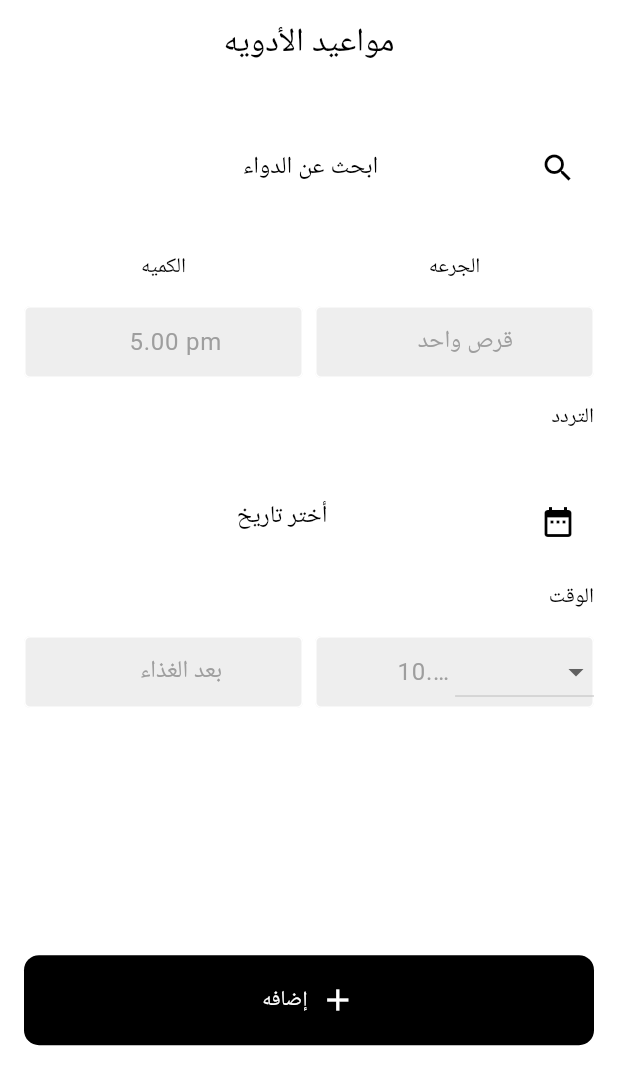
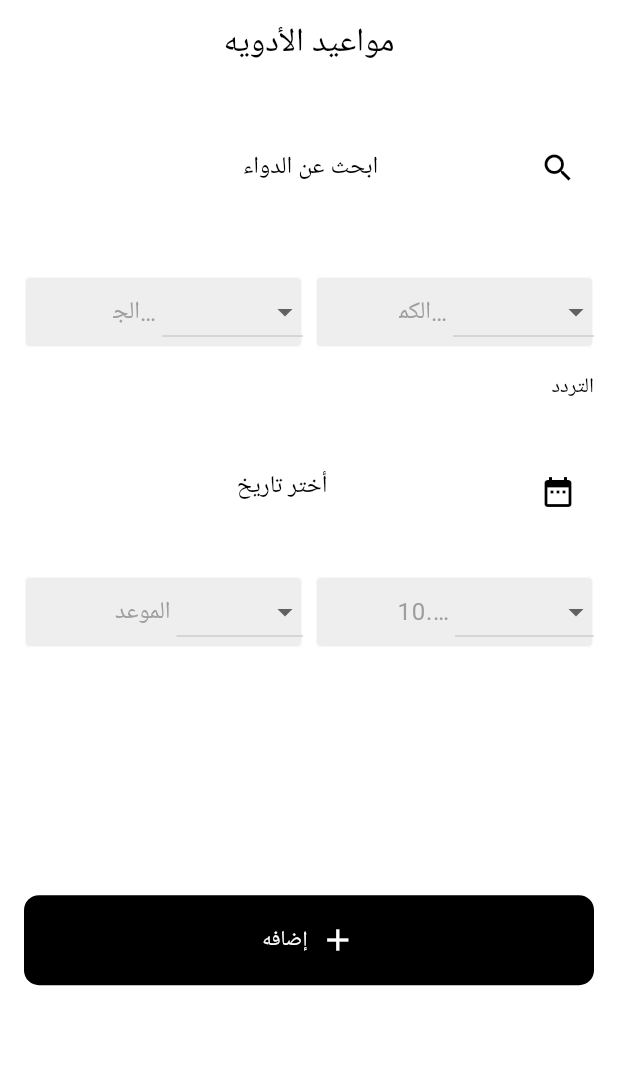
Before and after one commit to taha2901/Project_Graduation, a Flutter app: the AddAppointments screen opened by its route, on a phone screen of 412 x 824 dp. Shown: the top 1085 px of the screen. Run offline on Flutter 3.47's test engine with Material 3 defaults, Android fonts, the phone set to English and light mode, and no system bars; our stand-ins replace bloc, cloud_firestore, device_info_plus, easy_date_timeline, firebase_auth, firebase_core and 6 more; missing offline and left inert: flutter_barcode_scanner; accounts and stored records are empty; project files that could hold a hidden picture were left out.

Commit message:
drop list in text form field done

```diff
--- a/lib/widgets/custom_text_field.dart
+++ b/lib/widgets/custom_text_field.dart
@@ -1,104 +1,9 @@
-// import 'package:flutter/material.dart';
-
-// class CustomTextField extends StatefulWidget {
-//    CustomTextField({
-//     Key? key,
-//     this.hint,
-//     this.onChange,
-//     this.obscure = false,
-//     this.inputType,
-//     this.prefixIcon,
-//     this.suffixIcon,
-//     this.suffixPressed,
-//     this.ispassword,
-//     bool? isPassword,
-//     TextInputType? type,
-//     this.fillColor,
-//     this.showBorder = true,
-//     this.prefixText,
-//     this.onSubmitted,
-//     this.controller,
-//     this.prefixtext,
-//     this.suffixtext,
-//      this.centerTitle=false,
-//   }) : super(key: key);
-
-//   final bool showBorder;
-//   final Color? fillColor;
-//   final String? hint;
-//   final String? prefixText;
-//   final Function(String)? onChange;
-//   final Function(String)? onSubmitted;
-//   final bool? obscure;
-//   final TextInputType? inputType;
-//   // final IconData? prefixIcon;
-//   final Widget? prefixIcon;
-//   final IconData? suffixIcon;
-//   final VoidCallback? suffixPressed;
-//   final bool? ispassword;
-//   final TextEditingController? controller;
-//    String? suffixtext;
-//    String? prefixtext;
-//    bool? centerTitle;
-
-//   @override
-//   State<CustomTextField> createState() => _CustomTextFieldState();
-// }
-
-// class _CustomTextFieldState extends State<CustomTextField> {
-//   @override
-//   Widget build(BuildContext context) {
-//     return GestureDetector(
-//       child: TextFormField(
-//         textAlignVertical: TextAlignVertical.center,
-//         textAlign: TextAlign.end,
-//         controller: widget.controller,
-//         onTap: widget.suffixPressed,
-//         obscureText: widget.obscure!,
-//         keyboardType: widget.inputType,
-//         validator: (data) {
-//           if (data!.isEmpty) {
-//             return "Value Is Wrong";
-//           }
-//         },
-//         onChanged: widget.onChange,
-//         onFieldSubmitted: widget.onSubmitted,
-//         decoration: InputDecoration(
-//           filled: true,
-//           // fillColor: widget.fillColor,
-//           fillColor: Theme.of(context).colorScheme.secondary,
-//           hintText:widget.hint,
-//           hintStyle: TextStyle(color: Theme.of(context).colorScheme.primary),
-//           prefixText: widget.prefixText,
-//           contentPadding: const EdgeInsets.symmetric(horizontal: 50),
-//           enabledBorder: OutlineInputBorder(
-//             borderSide: BorderSide(color: Theme.of(context).colorScheme.tertiary)
-//           ),
-//            focusedBorder: OutlineInputBorder(
-//             borderSide: BorderSide(color: Theme.of(context).colorScheme.primary)
-//           ),
-
-//           border: widget.showBorder
-//               ? OutlineInputBorder(
-//                   borderRadius: BorderRadius.circular(10),
-//                 )
-//               : InputBorder.none,
-//           prefixIcon:
-//               widget.prefixIcon != null ? widget.prefixIcon : null,
-//           suffixIcon:
-//               widget.suffixIcon != null ? Icon(widget.suffixIcon) : null,
-
-//         ),
-//       ),
-//     );
-//   }
-// }
-
 import 'package:flutter/material.dart';
 
+// ignore: must_be_immutable
 class CustomTextField extends StatefulWidget {
   CustomTextField({
-    Key? key,
+    super.key,
     this.hint,
     this.onChange,
     this.obscure = false,
@@ -116,10 +21,14 @@ class CustomTextField extends StatefulWidget {
     this.controller,
     this.prefixtext,
     this.suffixtext,
-    this.centerTitle=false,
+    this.centerTitle = false,
     this.dropdownItems,
     this.onDropdownChanged,
-  }) : super(key: key);
+    this.textColor,
+    this.width,
+    this.height,
+    this.backgroundColor,
+  });
 
   final bool showBorder;
   final Color? fillColor;
@@ -138,7 +47,12 @@ class CustomTextField extends StatefulWidget {
   String? prefixtext;
   bool? centerTitle;
   final List<String>? dropdownItems;
-  final void Function(String?)? onDropdownChanged; // اجعل الوسيط ودالته اختياريين
+  final void Function(String?)?
+      onDropdownChanged; // اجعل الوسيط ودالته اختياريين
+  final Color? textColor;
+  final double? width;
+  final double? height;
+  final Color? backgroundColor;
 
   @override
   State<CustomTextField> createState() => _CustomTextFieldState();
@@ -148,6 +62,10 @@ class _CustomTextFieldState extends State<CustomTextField> {
   @override
   Widget build(BuildContext context) {
     return GestureDetector(
+      child: Container(
+        width: widget.width,
+        height: widget.height,
+        color: widget.backgroundColor,
         child: TextFormField(
           textAlignVertical: TextAlignVertical.center,
           textAlign: TextAlign.end,
@@ -170,18 +88,20 @@ class _CustomTextFieldState extends State<CustomTextField> {
             prefixText: widget.prefixText,
             contentPadding: const EdgeInsets.symmetric(horizontal: 50),
             enabledBorder: OutlineInputBorder(
-              borderSide: BorderSide(color: Theme.of(context).colorScheme.tertiary)
-          ),
+                borderSide:
+                    BorderSide(color: Theme.of(context).colorScheme.tertiary)),
             focusedBorder: OutlineInputBorder(
-              borderSide: BorderSide(color: Theme.of(context).colorScheme.primary)
-          ),
+                borderSide:
+                    BorderSide(color: Theme.of(context).colorScheme.primary)),
             border: widget.showBorder
                 ? OutlineInputBorder(
                     borderRadius: BorderRadius.circular(10),
                   )
                 : InputBorder.none,
             prefixIcon: widget.prefixIcon != null ? widget.prefixIcon : null,
-          suffixIcon: widget.dropdownItems != null ? DropdownButton( // استخدام drop-down button إذا كانت هناك قائمة منسدلة
+            suffixIcon: widget.dropdownItems != null
+                ? DropdownButton(
+                    // استخدام drop-down button إذا كانت هناك قائمة منسدلة
                     onChanged: widget.onDropdownChanged, // لاحظ التغيير هنا
                     items: widget.dropdownItems!.map((String value) {
                       return DropdownMenuItem<String>(
@@ -190,7 +110,9 @@ class _CustomTextFieldState extends State<CustomTextField> {
                       );
                     }).toList(),
                     value: widget.suffixtext,
-          ) : (widget.suffixIcon != null ? Icon(widget.suffixIcon) : null),
+                  )
+                : (widget.suffixIcon != null ? Icon(widget.suffixIcon) : null),
+          ),
         ),
       ),
     );
--- a/lib/widgets/form_appointment.dart
+++ b/lib/widgets/form_appointment.dart
@@ -15,7 +15,10 @@ class FormOfAppointmentMedicine extends StatefulWidget {
 }
 
 class _FormOfAppointmentMedicineState extends State<FormOfAppointmentMedicine> {
-  String? selectedOption;
+  String? selectedOption1;
+  String? selectedOption2;
+  String? selectedOption3;
+  String? selectedOption4;
   @override
   Widget build(BuildContext context) {
     return SingleChildScrollView(
@@ -35,13 +38,19 @@ class _FormOfAppointmentMedicineState extends State<FormOfAppointmentMedicine> {
               Expanded(
                 child: Column(
                   children: [
-                    const Text('الكميه'),
                     const SizedBox(
                       height: 16,
                     ),
                     CustomTextField(
                       showBorder: false,
-                      hint: '5.00 pm',
+                      hint: selectedOption3 == null ? 'الجرعه' : null,
+                      suffixtext: selectedOption3,
+                      dropdownItems: const ['قرص واحد', 'قرصين', 'ثلاثة اقراص'],
+                      onDropdownChanged: (String? value) {
+                        setState(() {
+                          selectedOption3 = value; // تحديث القيمة المختارة
+                        });
+                      },
                     ),
                   ],
                 ),
@@ -52,13 +61,19 @@ class _FormOfAppointmentMedicineState extends State<FormOfAppointmentMedicine> {
               Expanded(
                 child: Column(
                   children: [
-                    const Text('الجرعه'),
                     const SizedBox(
                       height: 16,
                     ),
                     CustomTextField(
                       showBorder: false,
-                      hint: 'قرص واحد',
+                      hint: selectedOption2 == null ? 'الكميه' : null,
+                      suffixtext: selectedOption2,
+                      dropdownItems: const ['قرص واحد', 'قرصين', 'ثلاثة اقراص'],
+                      onDropdownChanged: (String? value) {
+                        setState(() {
+                          selectedOption2 = value; // تحديث القيمة المختارة
+                        });
+                      },
                     ),
                   ],
                 ),
@@ -76,7 +91,6 @@ class _FormOfAppointmentMedicineState extends State<FormOfAppointmentMedicine> {
           const SizedBox(
             height: 16,
           ),
-          const Text('الوقت'),
           Row(
             children: [
               Expanded(
@@ -87,7 +101,14 @@ class _FormOfAppointmentMedicineState extends State<FormOfAppointmentMedicine> {
                     ),
                     CustomTextField(
                       showBorder: false,
-                      hint: 'بعد الغذاء',
+                      hint: selectedOption4 == null ? 'الموعد' : null,
+                      suffixtext: selectedOption4,
+                      dropdownItems: const ['قبل الفطار', 'بعدالفطار', 'قبل الغذاء','بعد الغذاء','قبل العشاء','بعد العشاء'],
+                      onDropdownChanged: (String? value) {
+                        setState(() {
+                          selectedOption4 = value; // تحديث القيمة المختارة
+                        });
+                      },
                     ),
                   ],
                 ),
@@ -103,12 +124,12 @@ class _FormOfAppointmentMedicineState extends State<FormOfAppointmentMedicine> {
                     ),
                     CustomTextField(
                       showBorder: false,
-                       hint: selectedOption == null ? '10.00 am' : null,
-                      suffixtext: selectedOption,
+                      hint: selectedOption1 == null ? '10.00 am' : null,
+                      suffixtext: selectedOption1,
                       dropdownItems: const ['9.00 am', '10.00 am', '11.00 am'],
                       onDropdownChanged: (String? value) {
                         setState(() {
-                          selectedOption = value; // تحديث القيمة المختارة
+                          selectedOption1 = value; // تحديث القيمة المختارة
                         });
                       },
                     ),
--- a/lib/widgets/form_profile.dart
+++ b/lib/widgets/form_profile.dart
@@ -1,7 +1,6 @@
 import 'package:diabetes/views/add_person.dart';
 import 'package:diabetes/views/medical_recoer.dart';
 import 'package:diabetes/views/modify_personal_detail.dart';
-import 'package:diabetes/views/store_favourite.dart';
 import 'package:diabetes/widgets/custom_text_field.dart';
 import 'package:diabetes/widgets/notification_details.dart';
 import 'package:flutter/material.dart';
```
Also changed, not shown: lib/views/home_page.dart (+6 -6 lines), lib/widgets/custom_app_bar_taha.dart (added, +32 -0 lines), lib/widgets/form_reservation.dart (+21 -2 lines). Lines whose indentation alone changed are shown as unchanged.
